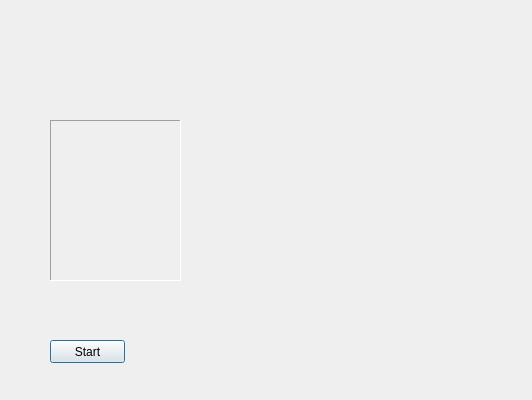
This is ucv/lib_ar_gui_test/ArTestDlg.ui in zangel/lib-ucv as Qt 5 draws it before an edit. The edited form follows.
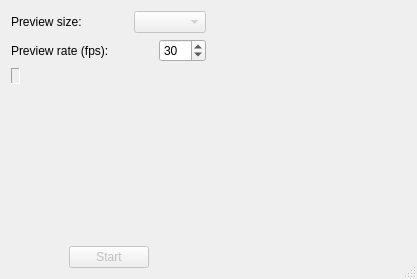
This is the edited form. Icons and pictures are not drawn. Custom widgets are drawn as their Qt base class.

What changed in the file:
```diff
--- a/ucv/lib_ar_gui_test/ArTestDlg.ui
+++ b/ucv/lib_ar_gui_test/ArTestDlg.ui
@@ -6,44 +6,119 @@
    <rect>
     <x>0</x>
     <y>0</y>
-    <width>532</width>
-    <height>400</height>
+    <width>417</width>
+    <height>279</height>
    </rect>
   </property>
+  <property name="sizePolicy">
+   <sizepolicy hsizetype="Minimum" vsizetype="Minimum">
+    <horstretch>0</horstretch>
+    <verstretch>0</verstretch>
+   </sizepolicy>
+  </property>
   <property name="windowTitle">
    <string>ArTestDlg</string>
   </property>
-  <widget class="PreviewWidget" name="m_VideoPreview" native="true">
-   <property name="geometry">
-    <rect>
-     <x>220</x>
-     <y>10</y>
-     <width>301</width>
-     <height>371</height>
-    </rect>
-   </property>
-  </widget>
-  <widget class="QPushButton" name="m_StartStop">
-   <property name="geometry">
-    <rect>
-     <x>50</x>
-     <y>340</y>
-     <width>75</width>
-     <height>23</height>
-    </rect>
-   </property>
+  <property name="windowIcon">
+   <iconset resource="lib_ar_gui_test.qrc">
+    <normaloff>:/ArTestDlg/lib_ar_gui_test.ico</normaloff>:/ArTestDlg/lib_ar_gui_test.ico</iconset>
+  </property>
+  <property name="sizeGripEnabled">
+   <bool>true</bool>
+  </property>
+  <layout class="QHBoxLayout" name="horizontalLayout_5">
+   <property name="sizeConstraint">
+    <enum>QLayout::SetDefaultConstraint</enum>
+   </property>
+   <item>
+    <layout class="QVBoxLayout" name="verticalLayout">
+     <property name="sizeConstraint">
+      <enum>QLayout::SetDefaultConstraint</enum>
+     </property>
+     <item>
+      <layout class="QHBoxLayout" name="horizontalLayout">
+       <item>
+        <widget class="QLabel" name="label">
+         <property name="text">
+          <string>Preview size:</string>
+         </property>
+        </widget>
+       </item>
+       <item>
+        <spacer name="horizontalSpacer_3">
+         <property name="orientation">
+          <enum>Qt::Horizontal</enum>
+         </property>
+         <property name="sizeType">
+          <enum>QSizePolicy::Expanding</enum>
+         </property>
+         <property name="sizeHint" stdset="0">
+          <size>
+           <width>40</width>
+           <height>20</height>
+          </size>
+         </property>
+        </spacer>
+       </item>
+       <item>
+        <widget class="QComboBox" name="m_PreviewSize">
+         <property name="enabled">
+          <bool>false</bool>
+         </property>
+         <property name="sizeAdjustPolicy">
+          <enum>QComboBox::AdjustToContents</enum>
+         </property>
+        </widget>
+       </item>
+      </layout>
+     </item>
+     <item>
+      <layout class="QHBoxLayout" name="horizontalLayout_4">
+       <item>
+        <widget class="QLabel" name="label_3">
    <property name="text">
-    <string>Start</string>
-   </property>
-  </widget>
-  <widget class="QLabel" name="label_2">
-   <property name="geometry">
-    <rect>
-     <x>50</x>
-     <y>120</y>
-     <width>131</width>
-     <height>161</height>
-    </rect>
+          <string>Preview rate (fps):</string>
+         </property>
+        </widget>
+       </item>
+       <item>
+        <spacer name="horizontalSpacer_4">
+         <property name="orientation">
+          <enum>Qt::Horizontal</enum>
+         </property>
+         <property name="sizeType">
+          <enum>QSizePolicy::Expanding</enum>
+         </property>
+         <property name="sizeHint" stdset="0">
+          <size>
+           <width>40</width>
+           <height>20</height>
+          </size>
+         </property>
+        </spacer>
+       </item>
+       <item>
+        <widget class="QSpinBox" name="m_PreviewRate">
+         <property name="minimum">
+          <number>1</number>
+         </property>
+         <property name="maximum">
+          <number>100</number>
+         </property>
+         <property name="value">
+          <number>30</number>
+         </property>
+        </widget>
+       </item>
+      </layout>
+     </item>
+     <item>
+      <widget class="QLabel" name="m_MarkerPreview">
+       <property name="sizePolicy">
+        <sizepolicy hsizetype="Fixed" vsizetype="Fixed">
+         <horstretch>0</horstretch>
+         <verstretch>0</verstretch>
+        </sizepolicy>
    </property>
    <property name="frameShape">
     <enum>QFrame::Panel</enum>
@@ -58,28 +133,94 @@
     <enum>Qt::PlainText</enum>
    </property>
   </widget>
-  <widget class="QWidget" name="">
-   <property name="geometry">
-    <rect>
-     <x>20</x>
-     <y>10</y>
-     <width>140</width>
-     <height>22</height>
-    </rect>
-   </property>
-   <layout class="QHBoxLayout" name="horizontalLayout">
+     </item>
+     <item>
+      <spacer name="verticalSpacer">
+       <property name="orientation">
+        <enum>Qt::Vertical</enum>
+       </property>
+       <property name="sizeHint" stdset="0">
+        <size>
+         <width>20</width>
+         <height>40</height>
+        </size>
+       </property>
+      </spacer>
+     </item>
     <item>
-     <widget class="QLabel" name="label">
+      <layout class="QHBoxLayout" name="horizontalLayout_3">
+       <item>
+        <spacer name="horizontalSpacer_2">
+         <property name="orientation">
+          <enum>Qt::Horizontal</enum>
+         </property>
+         <property name="sizeType">
+          <enum>QSizePolicy::Expanding</enum>
+         </property>
+         <property name="sizeHint" stdset="0">
+          <size>
+           <width>40</width>
+           <height>20</height>
+          </size>
+         </property>
+        </spacer>
+       </item>
+       <item>
+        <widget class="QPushButton" name="m_StartStop">
+         <property name="enabled">
+          <bool>false</bool>
+         </property>
+         <property name="sizePolicy">
+          <sizepolicy hsizetype="Minimum" vsizetype="Fixed">
+           <horstretch>0</horstretch>
+           <verstretch>0</verstretch>
+          </sizepolicy>
+         </property>
       <property name="text">
-       <string>Preview size:</string>
-      </property>
+          <string>Start</string>
+         </property>
+         <property name="flat">
+          <bool>false</bool>
+         </property>
      </widget>
     </item>
     <item>
-     <widget class="QComboBox" name="m_PreviewSize"/>
-    </item>
-   </layout>
-  </widget>
+        <spacer name="horizontalSpacer">
+         <property name="orientation">
+          <enum>Qt::Horizontal</enum>
+         </property>
+         <property name="sizeType">
+          <enum>QSizePolicy::Expanding</enum>
+         </property>
+         <property name="sizeHint" stdset="0">
+          <size>
+           <width>40</width>
+           <height>20</height>
+          </size>
+         </property>
+        </spacer>
+       </item>
+      </layout>
+     </item>
+    </layout>
+   </item>
+   <item>
+    <widget class="PreviewWidget" name="m_VideoPreview" native="true"/>
+   </item>
+   <item>
+    <spacer name="horizontalSpacer_5">
+     <property name="orientation">
+      <enum>Qt::Horizontal</enum>
+     </property>
+     <property name="sizeHint" stdset="0">
+      <size>
+       <width>40</width>
+       <height>20</height>
+      </size>
+     </property>
+    </spacer>
+   </item>
+  </layout>
  </widget>
  <layoutdefault spacing="6" margin="11"/>
  <customwidgets>
```
Lines whose indentation alone changed are shown as unchanged.
